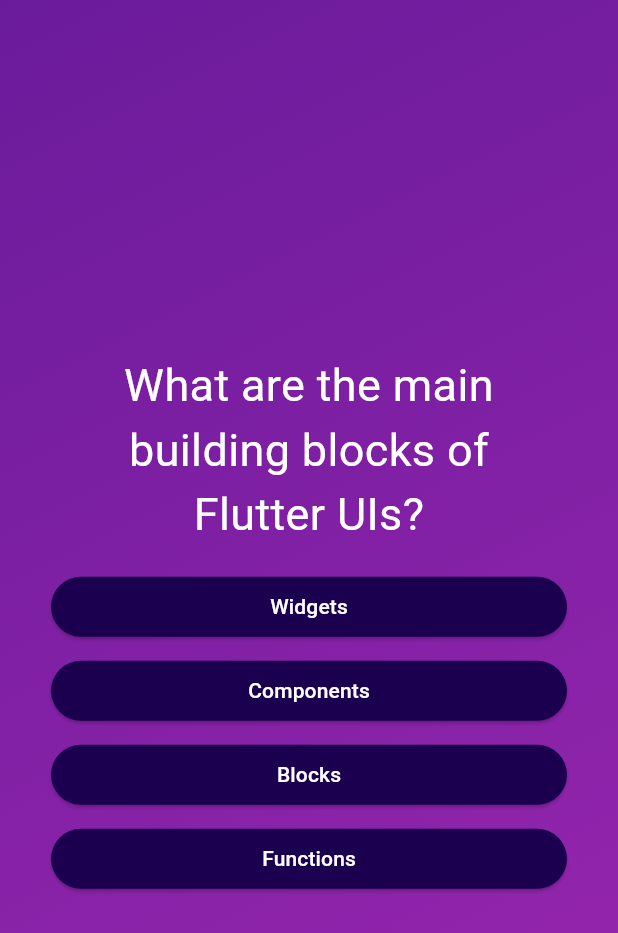
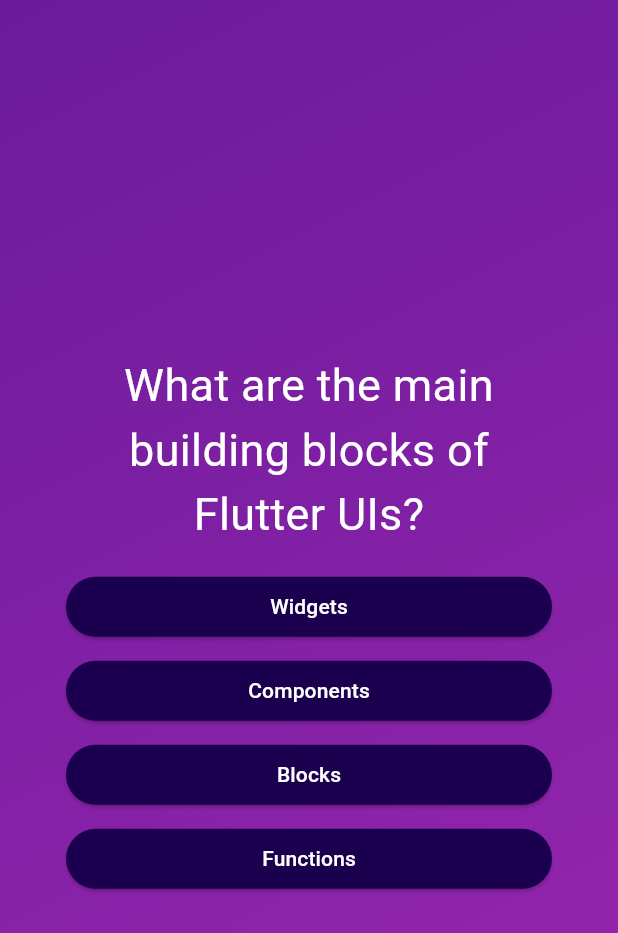
Before and after one commit to MNJTdhr/flutterr_quiz, a Flutter app: the screen it shows after launch, after a tap on "Start Quiz", on a phone screen of 412 x 824 dp. Shown: the top 933 px of the screen. Run offline on Flutter 3.47's test engine with Material 3 defaults, Android fonts, the phone set to English and light mode, and no system bars.

Commit message:
updatedhorizontal margin

```diff
--- a/lib/question_screen.dart
+++ b/lib/question_screen.dart
@@ -11,7 +11,7 @@
   Widget build(BuildContext context) {
     return Center(
       child: Container(
-        margin: const EdgeInsets.symmetric(vertical: 5, horizontal: 30),
+        margin: const EdgeInsets.symmetric(vertical: 5, horizontal: 40),
         child: Column(
           mainAxisAlignment: MainAxisAlignment.center,
           crossAxisAlignment: CrossAxisAlignment.stretch,
@@ -30,7 +30,6 @@
                   incomingText: answerItemsFromQuestionData,
                   onTap: () {},
                 );
-                //dynamic! Replaced all other answer buttons
               },
             ),
           ],
--- a/lib/start_screen.dart
+++ b/lib/start_screen.dart
@@ -31,9 +31,9 @@
           ),
           Padding(
             padding: const EdgeInsets.all(8.0),
-            child: OutlinedButton.icon(
+            child: ElevatedButton.icon(
               onPressed: onPressed,
-              style: OutlinedButton.styleFrom(
+              style: ElevatedButton.styleFrom(
                 backgroundColor: const Color.fromARGB(255, 27, 0, 79),
                 foregroundColor: Colors.white,
                 padding:
```
